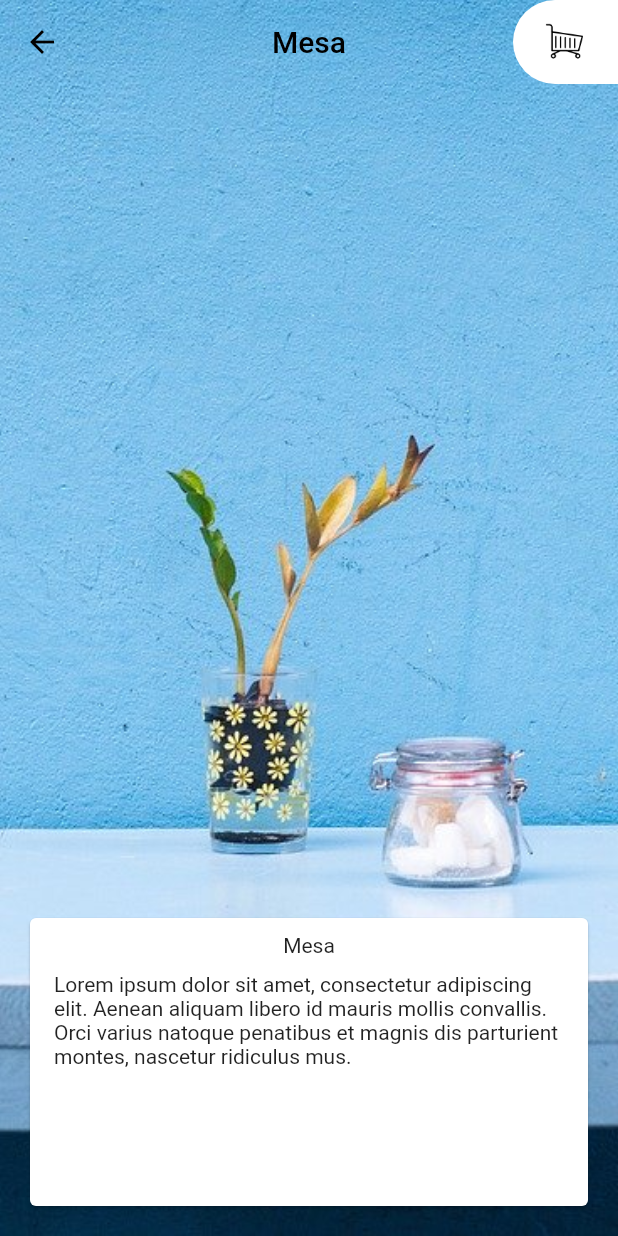
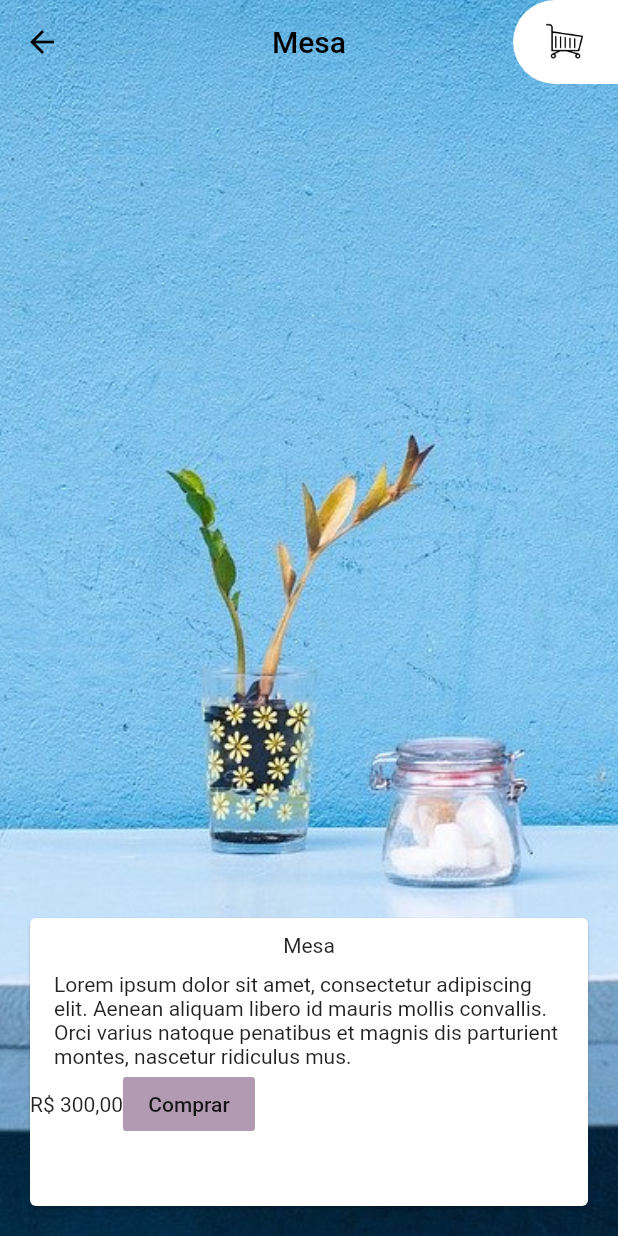
Before and after one commit to ohenriquemonte/flutter-layout-aplicacao-alr, a Flutter app: the screen it shows after launch, after a tap on "Mesa", on a phone screen of 412 x 824 dp. Run offline on Flutter 3.47's test engine with Material 2 defaults, Android fonts, the phone set to English and light mode, and no system bars.

Commit message:
06.02 - Moeda e cor

```diff
--- a/lib/main.dart
+++ b/lib/main.dart
@@ -2,6 +2,7 @@ import 'package:flutter/material.dart';
 import 'package:flutter_layout_aplicacao_alr/paginas/carrinhos.dart';
 import 'package:flutter_layout_aplicacao_alr/paginas/widgets/appbar_customizada.dart';
 import 'package:flutter_layout_aplicacao_alr/paginas/widgets/grid_produtos.dart';
+import 'package:flutter_layout_aplicacao_alr/paleta_cores.dart';
 
 void main() {
   runApp(MyApp());
@@ -15,7 +16,7 @@ class MyApp extends StatelessWidget {
       title: 'Flutter Demo',
       debugShowCheckedModeBanner: false,
       theme: ThemeData(
-        primarySwatch: Colors.red,
+        primarySwatch: PaletaCores().lilas,
         visualDensity: VisualDensity.adaptivePlatformDensity,
       ),
       home: Inicio(),
--- a/lib/paginas/widgets/card_detalhes.dart
+++ b/lib/paginas/widgets/card_detalhes.dart
@@ -1,9 +1,11 @@
 import 'package:flutter/material.dart';
 import 'package:flutter_layout_aplicacao_alr/modelos/movel.dart';
 import 'package:flutter_layout_aplicacao_alr/paginas/widgets/texto_detalhes.dart';
+import 'package:intl/intl.dart';
 
 class CardDetalhes extends StatelessWidget {
   final Movel movel;
+  final formatacaoReais = NumberFormat.currency(locale: 'pt_BR', symbol: 'R\$');
 
   CardDetalhes({this.movel});
 
@@ -17,7 +19,17 @@ class CardDetalhes extends StatelessWidget {
           ),
           TextoDetalhes(
             texto: movel.descricao,
-          )
+          ),
+          Row(
+            children: [
+              Text(formatacaoReais.format(movel.preco)),
+              FlatButton(
+                color: Theme.of(context).primaryColor,
+                onPressed: () {},
+                child: Text('Comprar'),
+              )
+            ],
+          ),
         ],
       ),
     );
--- a/lib/paginas/widgets/degrade_elemento_grid_produtos.dart
+++ b/lib/paginas/widgets/degrade_elemento_grid_produtos.dart
@@ -10,7 +10,7 @@ class DegradeElementoGridProdutos extends StatelessWidget {
               end: Alignment.bottomCenter,
               colors: [
             Colors.transparent,
-            Color.fromRGBO(178, 155, 178, 1),
+            Theme.of(context).primaryColor,
           ])),
     );
   }
--- /dev/null
+++ b/lib/paleta_cores.dart
@@ -0,0 +1,18 @@
+import 'package:flutter/material.dart';
+
+class PaletaCores {
+  static Map<int, Color> _amostraLilas = {
+    50: Color.fromRGBO(178, 155, 178, 0.05),
+    100: Color.fromRGBO(178, 155, 178, 0.1),
+    200: Color.fromRGBO(178, 155, 178, 0.2),
+    300: Color.fromRGBO(178, 155, 178, 0.3),
+    400: Color.fromRGBO(178, 155, 178, 0.4),
+    500: Color.fromRGBO(178, 155, 178, 0.5),
+    600: Color.fromRGBO(178, 155, 178, 0.6),
+    700: Color.fromRGBO(178, 155, 178, 0.7),
+    800: Color.fromRGBO(178, 155, 178, 0.8),
+    900: Color.fromRGBO(178, 155, 178, 0.9),
+  };
+
+  MaterialColor lilas = MaterialColor(0xFFB29BB2, _amostraLilas);
+}
--- a/pubspec.yaml
+++ b/pubspec.yaml
@@ -27,6 +27,7 @@ dependencies:
   # The following adds the Cupertino Icons font to your application.
   # Use with the CupertinoIcons class for iOS style icons.
   cupertino_icons: ^0.1.3
+  intl: 0.16.1
 
 dev_dependencies:
   flutter_test:
```
Also changed, not shown: pubspec.lock.
